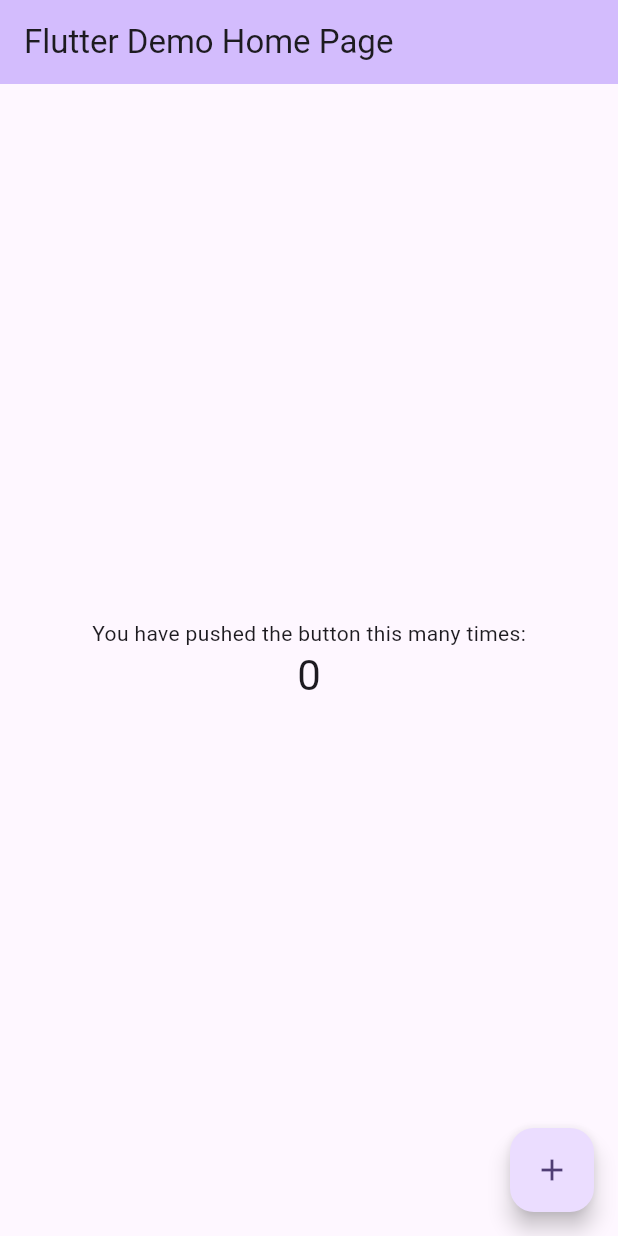
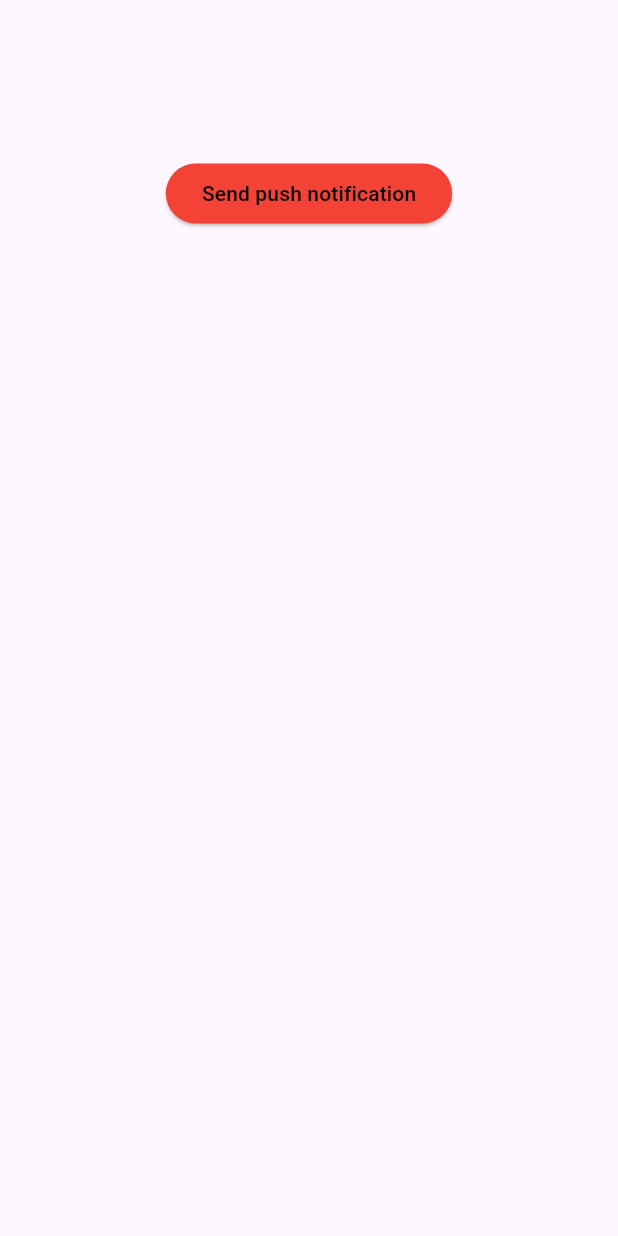
Before and after one commit to benj12/testapp, a Flutter app: the screen it shows after launch, on a phone screen of 412 x 824 dp. Run offline on Flutter 3.47's test engine with Material 3 defaults, Android fonts, the light colour scheme and no system bars.

Commit message:
Added home screen along with a new dependency and button in home

```diff
--- a/lib/main.dart
+++ b/lib/main.dart
@@ -1,4 +1,5 @@
 import 'package:flutter/material.dart';
+import 'package:testapp/screens/home.dart';
 
 void main() {
   runApp(const MyApp());
@@ -6,120 +7,130 @@
 
 class MyApp extends StatelessWidget {
   const MyApp({super.key});
-
-  // This widget is the root of your application.
   @override
   Widget build(BuildContext context) {
-    return MaterialApp(
-      title: 'Flutter Demo',
-      theme: ThemeData(
-        // This is the theme of your application.
-        //
-        // TRY THIS: Try running your application with "flutter run". You'll see
-        // the application has a purple toolbar. Then, without quitting the app,
-        // try changing the seedColor in the colorScheme below to Colors.green
-        // and then invoke "hot reload" (save your changes or press the "hot
-        // reload" button in a Flutter-supported IDE, or press "r" if you used
-        // the command line to start the app).
-        //
-        // Notice that the counter didn't reset back to zero; the application
-        // state is not lost during the reload. To reset the state, use hot
-        // restart instead.
-        //
-        // This works for code too, not just values: Most code changes can be
-        // tested with just a hot reload.
-        colorScheme: ColorScheme.fromSeed(seedColor: Colors.deepPurple),
-        useMaterial3: true,
-      ),
-      home: const MyHomePage(title: 'Flutter Demo Home Page'),
+    return const MaterialApp(
+      debugShowCheckedModeBanner: false,
+      home: HomeScreen(),
     );
   }
 }
+// class MyApp extends StatelessWidget {
+//   const MyApp({super.key});
 
-class MyHomePage extends StatefulWidget {
-  const MyHomePage({super.key, required this.title});
+//   // This widget is the root of your application.
+//   @override
+//   Widget build(BuildContext context) {
+//     return MaterialApp(
+//       title: 'Flutter Demo',
+//       theme: ThemeData(
+//         // This is the theme of your application.
+//         //
+//         // TRY THIS: Try running your application with "flutter run". You'll see
+//         // the application has a purple toolbar. Then, without quitting the app,
+//         // try changing the seedColor in the colorScheme below to Colors.green
+//         // and then invoke "hot reload" (save your changes or press the "hot
+//         // reload" button in a Flutter-supported IDE, or press "r" if you used
+//         // the command line to start the app).
+//         //
+//         // Notice that the counter didn't reset back to zero; the application
+//         // state is not lost during the reload. To reset the state, use hot
+//         // restart instead.
+//         //
+//         // This works for code too, not just values: Most code changes can be
+//         // tested with just a hot reload.
+//         colorScheme: ColorScheme.fromSeed(seedColor: Colors.deepPurple),
+//         useMaterial3: true,
+//       ),
+//       home: const MyHomePage(title: 'Flutter Demo Home Page'),
+//     );
+//   }
+// }
 
-  // This widget is the home page of your application. It is stateful, meaning
-  // that it has a State object (defined below) that contains fields that affect
-  // how it looks.
+// class MyHomePage extends StatefulWidget {
+//   const MyHomePage({super.key, required this.title});
 
-  // This class is the configuration for the state. It holds the values (in this
-  // case the title) provided by the parent (in this case the App widget) and
-  // used by the build method of the State. Fields in a Widget subclass are
-  // always marked "final".
+//   // This widget is the home page of your application. It is stateful, meaning
+//   // that it has a State object (defined below) that contains fields that affect
+//   // how it looks.
 
-  final String title;
+//   // This class is the configuration for the state. It holds the values (in this
+//   // case the title) provided by the parent (in this case the App widget) and
+//   // used by the build method of the State. Fields in a Widget subclass are
+//   // always marked "final".
 
-  @override
-  State<MyHomePage> createState() => _MyHomePageState();
-}
+//   final String title;
 
-class _MyHomePageState extends State<MyHomePage> {
-  int _counter = 0;
+//   @override
+//   State<MyHomePage> createState() => _MyHomePageState();
+// }
 
-  void _incrementCounter() {
-    setState(() {
-      // This call to setState tells the Flutter framework that something has
-      // changed in this State, which causes it to rerun the build method below
-      // so that the display can reflect the updated values. If we changed
-      // _counter without calling setState(), then the build method would not be
-      // called again, and so nothing would appear to happen.
-      _counter++;
-    });
-  }
+// class _MyHomePageState extends State<MyHomePage> {
+//   int _counter = 0;
 
-  @override
-  Widget build(BuildContext context) {
-    // This method is rerun every time setState is called, for instance as done
-    // by the _incrementCounter method above.
-    //
-    // The Flutter framework has been optimized to make rerunning build methods
-    // fast, so that you can just rebuild anything that needs updating rather
-    // than having to individually change instances of widgets.
-    return Scaffold(
-      appBar: AppBar(
-        // TRY THIS: Try changing the color here to a specific color (to
-        // Colors.amber, perhaps?) and trigger a hot reload to see the AppBar
-        // change color while the other colors stay the same.
-        backgroundColor: Theme.of(context).colorScheme.inversePrimary,
-        // Here we take the value from the MyHomePage object that was created by
-        // the App.build method, and use it to set our appbar title.
-        title: Text(widget.title),
-      ),
-      body: Center(
-        // Center is a layout widget. It takes a single child and positions it
-        // in the middle of the parent.
-        child: Column(
-          // Column is also a layout widget. It takes a list of children and
-          // arranges them vertically. By default, it sizes itself to fit its
-          // children horizontally, and tries to be as tall as its parent.
-          //
-          // Column has various properties to control how it sizes itself and
-          // how it positions its children. Here we use mainAxisAlignment to
-          // center the children vertically; the main axis here is the vertical
-          // axis because Columns are vertical (the cross axis would be
-          // horizontal).
-          //
-          // TRY THIS: Invoke "debug painting" (choose the "Toggle Debug Paint"
-          // action in the IDE, or press "p" in the console), to see the
-          // wireframe for each widget.
-          mainAxisAlignment: MainAxisAlignment.center,
-          children: <Widget>[
-            const Text(
-              'You have pushed the button this many times:',
-            ),
-            Text(
-              '$_counter',
-              style: Theme.of(context).textTheme.headlineMedium,
-            ),
-          ],
-        ),
-      ),
-      floatingActionButton: FloatingActionButton(
-        onPressed: _incrementCounter,
-        tooltip: 'Increment',
-        child: const Icon(Icons.add),
-      ), // This trailing comma makes auto-formatting nicer for build methods.
-    );
-  }
-}
+//   void _incrementCounter() {
+//     setState(() {
+//       // This call to setState tells the Flutter framework that something has
+//       // changed in this State, which causes it to rerun the build method below
+//       // so that the display can reflect the updated values. If we changed
+//       // _counter without calling setState(), then the build method would not be
+//       // called again, and so nothing would appear to happen.
+//       _counter++;
+//     });
+//   }
+
+//   @override
+//   Widget build(BuildContext context) {
+//     // This method is rerun every time setState is called, for instance as done
+//     // by the _incrementCounter method above.
+//     //
+//     // The Flutter framework has been optimized to make rerunning build methods
+//     // fast, so that you can just rebuild anything that needs updating rather
+//     // than having to individually change instances of widgets.
+//     return Scaffold(
+//       appBar: AppBar(
+//         // TRY THIS: Try changing the color here to a specific color (to
+//         // Colors.amber, perhaps?) and trigger a hot reload to see the AppBar
+//         // change color while the other colors stay the same.
+//         backgroundColor: Theme.of(context).colorScheme.inversePrimary,
+//         // Here we take the value from the MyHomePage object that was created by
+//         // the App.build method, and use it to set our appbar title.
+//         title: Text(widget.title),
+//       ),
+//       body: Center(
+//         // Center is a layout widget. It takes a single child and positions it
+//         // in the middle of the parent.
+//         child: Column(
+//           // Column is also a layout widget. It takes a list of children and
+//           // arranges them vertically. By default, it sizes itself to fit its
+//           // children horizontally, and tries to be as tall as its parent.
+//           //
+//           // Column has various properties to control how it sizes itself and
+//           // how it positions its children. Here we use mainAxisAlignment to
+//           // center the children vertically; the main axis here is the vertical
+//           // axis because Columns are vertical (the cross axis would be
+//           // horizontal).
+//           //
+//           // TRY THIS: Invoke "debug painting" (choose the "Toggle Debug Paint"
+//           // action in the IDE, or press "p" in the console), to see the
+//           // wireframe for each widget.
+//           mainAxisAlignment: MainAxisAlignment.center,
+//           children: <Widget>[
+//             const Text(
+//               'You have pushed the button this many times:',
+//             ),
+//             Text(
+//               '$_counter',
+//               style: Theme.of(context).textTheme.headlineMedium,
+//             ),
+//           ],
+//         ),
+//       ),
+//       floatingActionButton: FloatingActionButton(
+//         onPressed: _incrementCounter,
+//         tooltip: 'Increment',
+//         child: const Icon(Icons.add),
+//       ), // This trailing comma makes auto-formatting nicer for build methods.
+//     );
+//   }
+// }
--- /dev/null
+++ b/lib/screens/home.dart
@@ -0,0 +1,37 @@
+import 'package:flutter/material.dart';
+
+class HomeScreen extends StatefulWidget {
+  const HomeScreen({super.key});
+  @override
+  HomeScreenState createState() => HomeScreenState();
+}
+
+class HomeScreenState extends State<HomeScreen> {
+  @override
+  Widget build(BuildContext context) => Scaffold(
+    body: Center(
+      child: Column(
+        children: <Widget>[
+          const Padding(
+            padding: EdgeInsets.only(top: 105),
+          ),
+          ElevatedButton(
+            style: ElevatedButton.styleFrom(
+              shape: RoundedRectangleBorder(
+                borderRadius: BorderRadius.circular(20),
+              ),
+              backgroundColor: Colors.red,
+              foregroundColor: Colors.black,
+            ),
+            onPressed: () {
+
+            },
+            child: const Text(
+              'Send push notification'
+            ),
+          ),
+        ],
+      ),
+    ),
+  );
+}
--- a/pubspec.yaml
+++ b/pubspec.yaml
@@ -35,6 +35,7 @@ dependencies:
   # The following adds the Cupertino Icons font to your application.
   # Use with the CupertinoIcons class for iOS style icons.
   cupertino_icons: ^1.0.6
+  awesome_notifications: ^0.8.2
 
 dev_dependencies:
   flutter_test:
```
Also changed, not shown: pubspec.lock, 11 other files.
